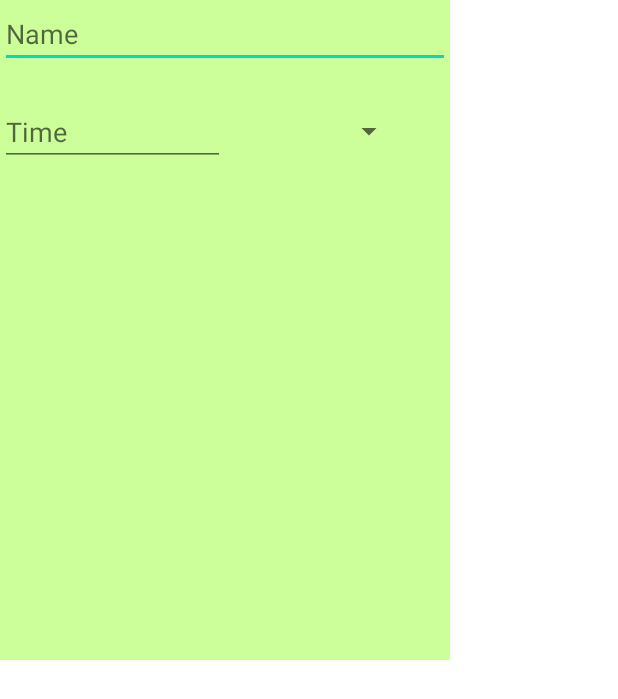
After one commit to D1scoDancer/Lifetime, an Android app: the layout goal_fragment.xml on its own in the app's theme, with its tools: preview values and no code run, on a phone screen of 412 x 824 dp. The commit adds this screen. Shown: the top 699 px of the screen. Run offline under Robolectric (Android 15) with nearby library versions, the phone set to English and light mode, and no system bars.

Commit message:
before serious changes while creating DialogFragment

```diff
--- a/app/src/main/java/ru/alekssey7227/lifetime/adapters/GoalsRVAdapter.java
+++ b/app/src/main/java/ru/alekssey7227/lifetime/adapters/GoalsRVAdapter.java
@@ -4,7 +4,6 @@ import android.view.LayoutInflater;
 import android.view.View;
 import android.view.ViewGroup;
 import android.widget.ImageView;
-import android.widget.RelativeLayout;
 import android.widget.TextView;
 import android.widget.Toast;
 
--- /dev/null
+++ b/app/src/main/java/ru/alekssey7227/lifetime/fragments/GoalDialogFragment.java
@@ -0,0 +1,7 @@
+package ru.alekssey7227.lifetime.fragments;
+
+import androidx.fragment.app.DialogFragment;
+
+public class GoalDialogFragment extends DialogFragment {
+
+}
--- a/app/src/main/res/layout/creating_goal.xml
+++ /dev/null
@@ -1,20 +0,0 @@
-<?xml version="1.0" encoding="utf-8"?>
-<RelativeLayout xmlns:android="http://schemas.android.com/apk/res/android"
-    android:layout_width="match_parent"
-    android:layout_height="match_parent"
-    android:padding="10dp">
-
-    <TextView
-        android:layout_width="wrap_content"
-        android:layout_height="wrap_content"
-        android:id="@+id/txt_create_Name"
-        android:text="Name"/>
-
-    <EditText
-        android:layout_width="wrap_content"
-        android:layout_height="wrap_content"
-        android:id="@+id/et_create_Name"
-        android:layout_below="@id/txt_create_Name"
-        android:hint="Na"/>
-
-</RelativeLayout>
--- /dev/null
+++ b/app/src/main/res/layout/goal_fragment.xml
@@ -0,0 +1,47 @@
+<?xml version="1.0" encoding="utf-8"?>
+<androidx.constraintlayout.widget.ConstraintLayout xmlns:android="http://schemas.android.com/apk/res/android"
+    xmlns:app="http://schemas.android.com/apk/res-auto"
+    android:layout_width="match_parent"
+    android:layout_height="match_parent">
+
+    <RelativeLayout
+        android:layout_width="300dp"
+        android:layout_height="440dp"
+        android:background="#ccff99"
+        app:layout_constraintBottom_toBottomOf="parent"
+        app:layout_constraintEnd_toEndOf="parent"
+        app:layout_constraintHorizontal_bias="0.0"
+        app:layout_constraintStart_toStartOf="parent"
+        app:layout_constraintTop_toTopOf="parent"
+        app:layout_constraintVertical_bias="0.0">
+
+        <EditText
+            android:id="@+id/et_Name"
+            android:layout_width="300dp"
+            android:layout_height="wrap_content"
+            android:hint="Name"
+            android:textSize="18sp" />
+
+        <EditText
+            android:id="@+id/et_Time"
+            android:layout_width="150dp"
+            android:layout_height="wrap_content"
+            android:layout_below="@+id/et_Name"
+            android:layout_marginTop="20dp"
+            android:hint="Time"
+            android:inputType="numberDecimal|number"
+            android:textSize="18sp" />
+
+<!--        TODO: сделать красиво-->
+        <Spinner
+            android:layout_width="100dp"
+            android:layout_height="wrap_content"
+            android:layout_below="@id/et_Name"
+            android:layout_marginStart="20dp"
+            android:layout_marginTop="30dp"
+            android:layout_toEndOf="@+id/et_Time" />
+
+
+    </RelativeLayout>
+
+</androidx.constraintlayout.widget.ConstraintLayout>
```
